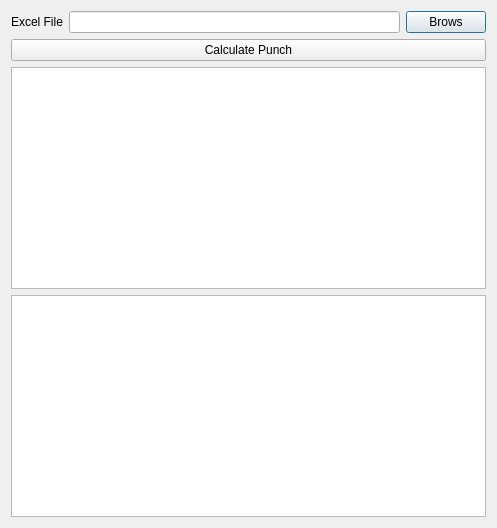
Old version of the form safe/punch/punchPanel.ui in the repository ebrahimraeyat/OSAFE.
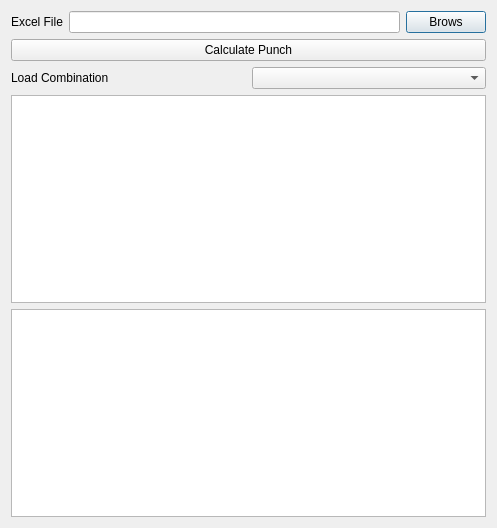
New version of the form.

Commit message: read combos and apply to all point loads

```diff
--- a/safe/punch/punchPanel.ui
+++ b/safe/punch/punchPanel.ui
@@ -42,6 +42,20 @@
      </property>
     </widget>
    </item>
+   <item>
+    <layout class="QHBoxLayout" name="horizontalLayout_2">
+     <item>
+      <widget class="QLabel" name="label_2">
+       <property name="text">
+        <string>Load Combination</string>
+       </property>
+      </widget>
+     </item>
+     <item>
+      <widget class="QComboBox" name="load_combination_box"/>
+     </item>
+    </layout>
+   </item>
    <item>
     <widget class="QTextBrowser" name="safe_prop_browser"/>
    </item>
```
The commit also changes 3 other files.
